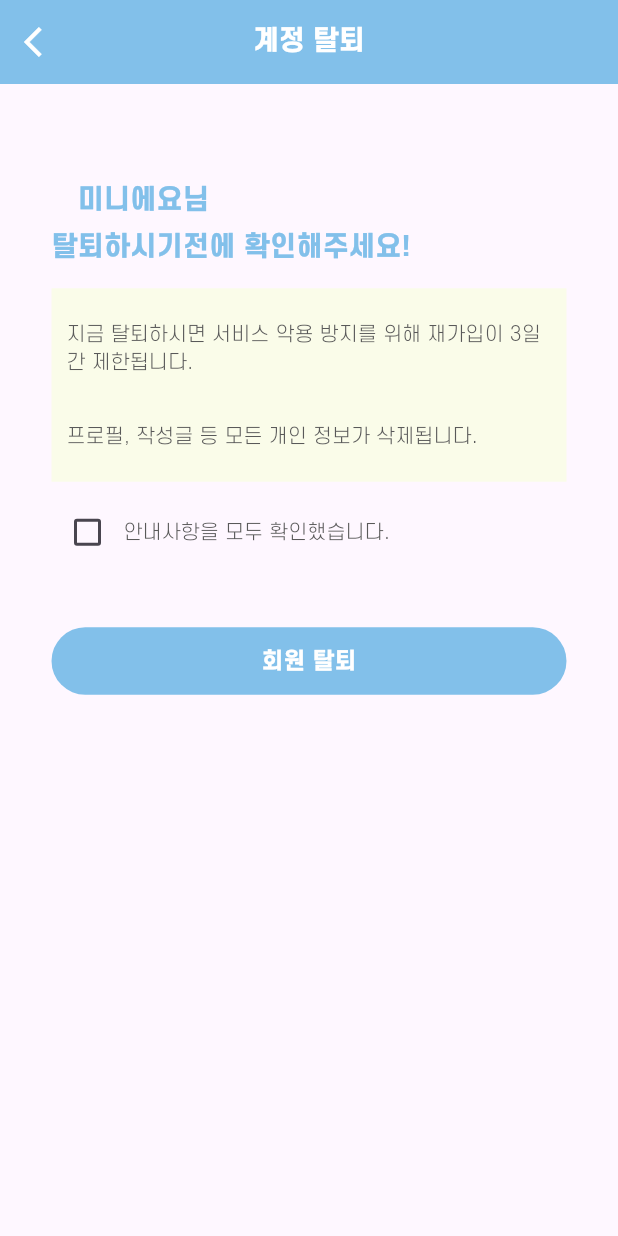
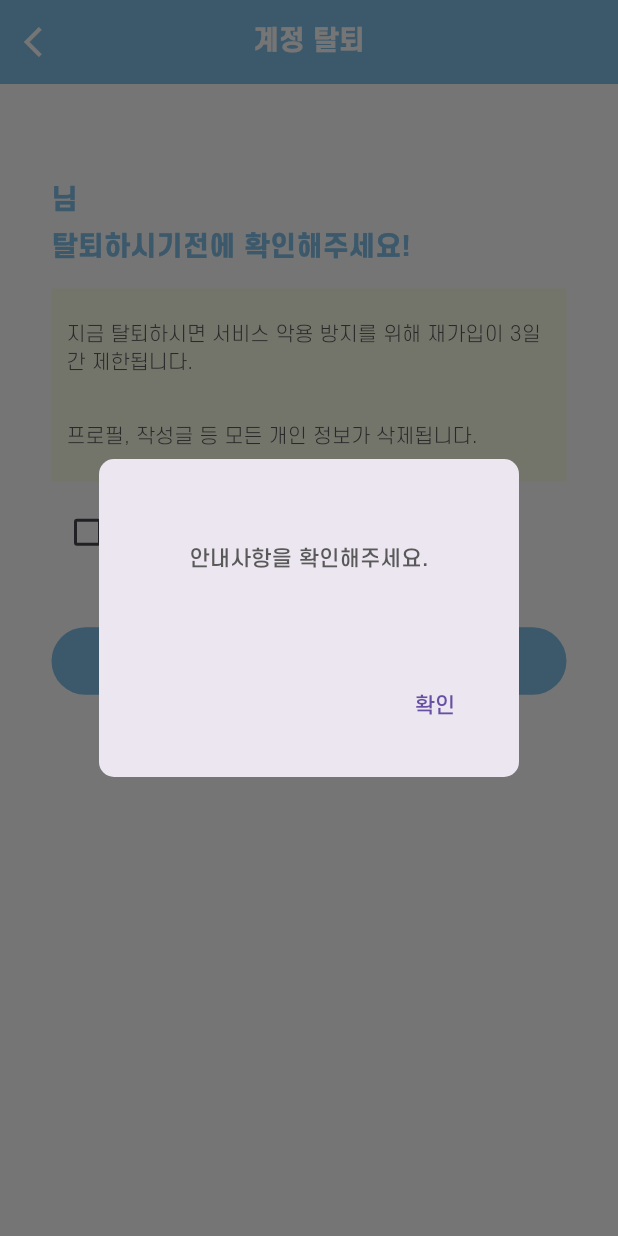
Before and after one commit to doubleS19/haemo-Front, a Flutter app: the DeleteAccountPage screen opened by its route, after a tap on "회원 탈퇴", on a phone screen of 412 x 824 dp. Run offline on Flutter 3.47's test engine with Material 3 defaults, Android fonts, the phone set to English and light mode, and no system bars; our stand-ins replace carousel_slider, cloud_firestore, custom_refresh_indicator, firebase_core, firebase_database, firebase_messaging and 11 more; missing offline and left inert: auto_size_text_field, dart:ffi, flutter_email_sender, textfield_tags; accounts and stored records are empty.

Commit message:
feat: delete_account_page 회원 탈퇴 기능 연결

```diff
--- a/lib/screens/components/customDialog.dart
+++ b/lib/screens/components/customDialog.dart
@@ -22,15 +22,15 @@
     builder: (BuildContext context) => AlertDialog(
       content: Container(
         height: 100,
-        child: Center(child: Text(content)),
+        child: Center(child: Text(title)),
       ),
       shape: RoundedRectangleBorder(borderRadius: BorderRadius.circular(10.0)),
       actions: <Widget>[
         TextButton(
           onPressed: () {
-            onPressed.call();
+            onPressed();
           },
-          child: const Text('닫기'),
+          child: Text(content),
         ),
       ],
     ),
--- a/lib/screens/page/my_page/my_page.dart
+++ b/lib/screens/page/my_page/my_page.dart
@@ -7,7 +7,6 @@
 import 'package:haemo/screens/page/my_page/my_wish_club_page%20.dart';
 import 'package:haemo/screens/page/my_page/my_wish_meeting_page.dart';
 import 'package:haemo/screens/page/my_page/my_wish_place_page.dart';
-import 'package:haemo/screens/page/setting/settings_page.dart';
 import 'package:haemo/utils/shared_preference.dart';
 import 'package:haemo/model/user_response_model.dart';
 import 'package:haemo/service/db_service.dart';
@@ -28,6 +27,7 @@
     DBService db = DBService();
     return Scaffold(
         appBar: myPageAppbar("마이페이지"),
+        backgroundColor: Colors.white,
         body: FutureBuilder(
             future: db.getUserByNickname(PreferenceUtil.getString("nickname")!),
             builder: (context, snapshot) {
@@ -40,7 +40,7 @@
                       const SizedBox(
                         height: 30.0,
                       ),
-                      Divider(color: AppTheme.mainPageTextColor),
+                      const Divider(color: AppTheme.mainPageTextColor),
                       myPageColumn()
                     ]));
               } else {
--- a/lib/screens/page/setting/delete_account_page.dart
+++ b/lib/screens/page/setting/delete_account_page.dart
@@ -1,10 +1,12 @@
 import 'package:flutter/cupertino.dart';
 import 'package:flutter/material.dart';
+import 'package:get/get.dart';
 import 'package:haemo/common/theme.dart';
+import 'package:haemo/controller/user_controller.dart';
 import 'package:haemo/screens/components/customButton.dart';
+import 'package:haemo/screens/components/customDialog.dart';
+import 'package:haemo/screens/page/intro/login_page.dart';
 import 'package:haemo/screens/page/setting/settings_page.dart';
-import 'package:shared_preferences/shared_preferences.dart';
-
 import '../../../common/color.dart';
 import '../../../utils/shared_preference.dart';
 import '../../components/customAppBar.dart';
@@ -14,19 +16,26 @@
   "프로필, 작성글 등 모든 개인 정보가 삭제됩니다."
 ];
 
-class DeleteAccountPage extends StatelessWidget {
+class DeleteAccountPage extends StatefulWidget {
   const DeleteAccountPage({Key? key}) : super(key: key);
 
   @override
+  _DeleteAccountPageState createState() => _DeleteAccountPageState();
+}
+
+class _DeleteAccountPageState extends State<DeleteAccountPage> {
+  bool _isChecked = false;
+  UserController userController = Get.put(UserController());
+
+  @override
   Widget build(BuildContext context) {
-    bool? _isChecked = false;
-
     return Scaffold(
         appBar: PreferredSize(
             preferredSize: const Size.fromHeight(kToolbarHeight),
             child: Builder(
                 builder: (context) =>
                     customColorAppbar(context, menuItemList[0][1]))),
+        backgroundColor: Colors.white,
         body: Align(
           alignment: Alignment.topCenter,
           child: Container(
@@ -71,15 +80,28 @@
                     )),
                 Row(children: [
                   Checkbox(
-                      value: _isChecked,
-                      onChanged: (value) {
-                        _isChecked = value;
-                      }),
+                    value: _isChecked,
+                    onChanged: (value) {
+                      setState(() {
+                        _isChecked = value!;
+                      });
+                    },
+                    checkColor: Colors.white,
+                    activeColor: AppTheme.mainColor,
+                  ),
                   Text("안내사항을 모두 확인했습니다.",
                       style: CustomThemes.deleteAccountPageContentTextStyle),
                 ]),
                 const SizedBox(height: 20),
-                settingPageCustomButton("회원 탈퇴", () {})
+                settingPageCustomButton("회원 탈퇴", () {
+                  if (_isChecked == false) {
+                    showMyAlertDialog(context, "안내사항을 확인해주세요.", "확인", null);
+                  } else {
+                    showYesOrNoDialog(context, "계정을 삭제하시겠습니까?", "취소", "확인", () {
+                      userController.deleteUser();
+                    });
+                  }
+                })
               ],
             ),
           ),
--- a/lib/screens/page/setting/settings_page.dart
+++ b/lib/screens/page/setting/settings_page.dart
@@ -3,6 +3,7 @@
 import 'package:get/get.dart';
 import 'package:get/get_core/src/get_main.dart';
 import 'package:haemo/screens/components/customDialog.dart';
+import 'package:haemo/utils/shared_preference.dart';
 
 import '../../../common/color.dart';
 import '../../../common/theme.dart';
@@ -33,6 +34,7 @@
           preferredSize: const Size.fromHeight(kToolbarHeight),
           child:
               Builder(builder: (context) => customColorAppbar(context, "설정"))),
+      backgroundColor: Colors.white,
       body: ListView.builder(
         itemCount: menuTitleList.length,
         itemBuilder: (BuildContext context, int index) {
@@ -79,8 +81,8 @@
       onTap: () {
         if (menuItemRoutes[sectionIndex][itemIndex] == '') {
           showYesOrNoDialog(context, "로그아웃 하시겠습니까?", '아니요', '예', () {
-            /// 로그아웃 기능 추가
-            Navigator.of(context).pop();
+            PreferenceUtil.clear();
+            Get.offAllNamed('/login');
           });
         } else {
           Get.toNamed(menuItemRoutes[sectionIndex][itemIndex]);
```
Also changed, not shown: lib/main.dart (+2 -6 lines).
